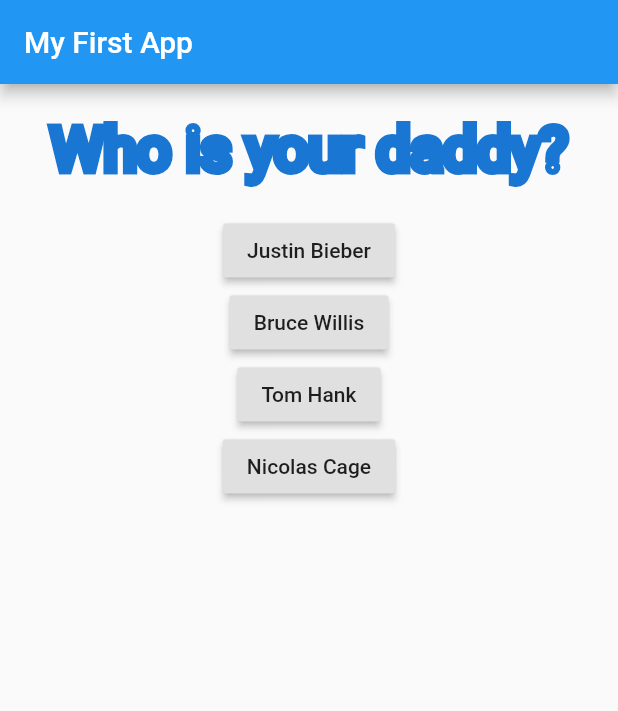
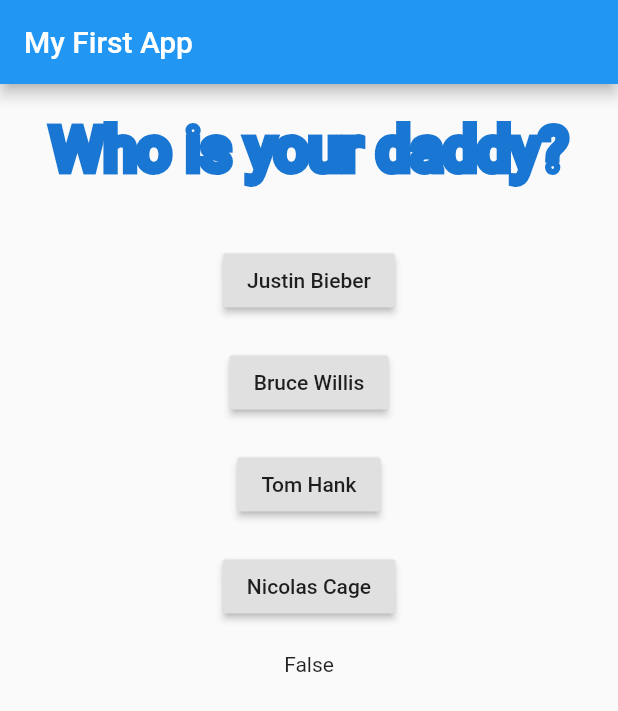
Before and after one commit to is200043/flutter_lab, a Flutter app: the screen it shows after launch, after a tap on "Justin Bieber", on a phone screen of 412 x 824 dp. Shown: the top 711 px of the screen. Run offline on Flutter 3.47's test engine with Material 2 defaults, Android fonts, the phone set to English and light mode, and no system bars.

Commit message:
show correct

```diff
--- a/lib/main.dart
+++ b/lib/main.dart
@@ -14,11 +14,15 @@ class MyApp extends StatefulWidget {
 
 class _MyAppState extends State<MyApp> {
   var _questionIndex = 0;
+  var _answerText = "";
+  var _isCorrect = false;
 
   void _onPressTomHank() {
     print('This is Tom Hank');
     setState(() {
       _questionIndex = _questionIndex + 1;
+      _answerText = "True";
+      _isCorrect = true;
     });
     print('Index = $_questionIndex');
   }
@@ -33,23 +37,68 @@ class _MyAppState extends State<MyApp> {
         ),
         body: Column(children: <Widget>[
           Question(questions[_questionIndex]),
-          RaisedButton(
+          Container(
+            margin: EdgeInsets.only(top: 20),
+            child: RaisedButton(
               child: Text('Justin Bieber'),
-            onPressed: () => print('I am clicking Justin Bieber'),
+              onPressed: () {
+                print('I am clicking Justin Bieber');
+                setState(() {
+                  _answerText = "False";
+                  _isCorrect = false;
+                });
+              },
             ),
-          RaisedButton(
+          ),
+          Container(
+            margin: EdgeInsets.only(top: 20),
+            child: RaisedButton(
               child: Text('Bruce Willis'),
               onPressed: () {
                 print('Bruce Willis is my dad.');
+                setState(() {
+                  _answerText = "False";
+                  _isCorrect = false;
+                });
               },
             ),
-          RaisedButton(
+          ),
+          Container(
+            margin: EdgeInsets.only(top: 20),
+            child: RaisedButton(
               child: Text('Tom Hank'),
               onPressed: _onPressTomHank,
             ),
-          RaisedButton(
+          ),
+          Container(
+            margin: EdgeInsets.only(top: 20),
+            child: RaisedButton(
               child: Text('Nicolas Cage'),
-            onPressed: () => print('Click Nicolas Cage'),
+              onPressed: () {
+                print('Click Nicolas Cage');
+                setState(() {
+                  _answerText = "False";
+                  _isCorrect = false;
+                });
+              },
+            ),
+          ),
+          Container(
+            margin: EdgeInsets.only(top: 20),
+            child: _isCorrect
+                ? Container(
+                    margin: EdgeInsets.only(top: 20),
+                    child: Text(
+                      _answerText,
+                      style: TextStyle(
+                        fontSize: 40,
+                        foreground: Paint()
+                          ..style = PaintingStyle.stroke
+                          ..strokeWidth = 6
+                          ..color = Colors.blue[700],
+                      ),
+                    ))
+                : Text(_answerText),
           ),
         ]),
       ),
```
Lines whose indentation alone changed are shown as unchanged.
